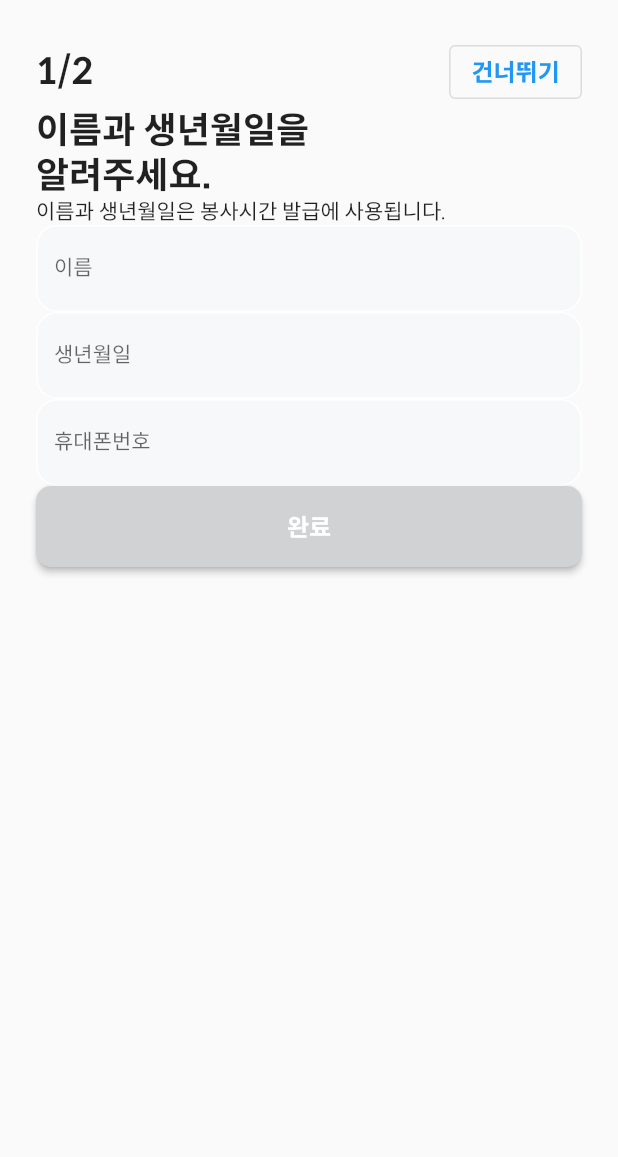
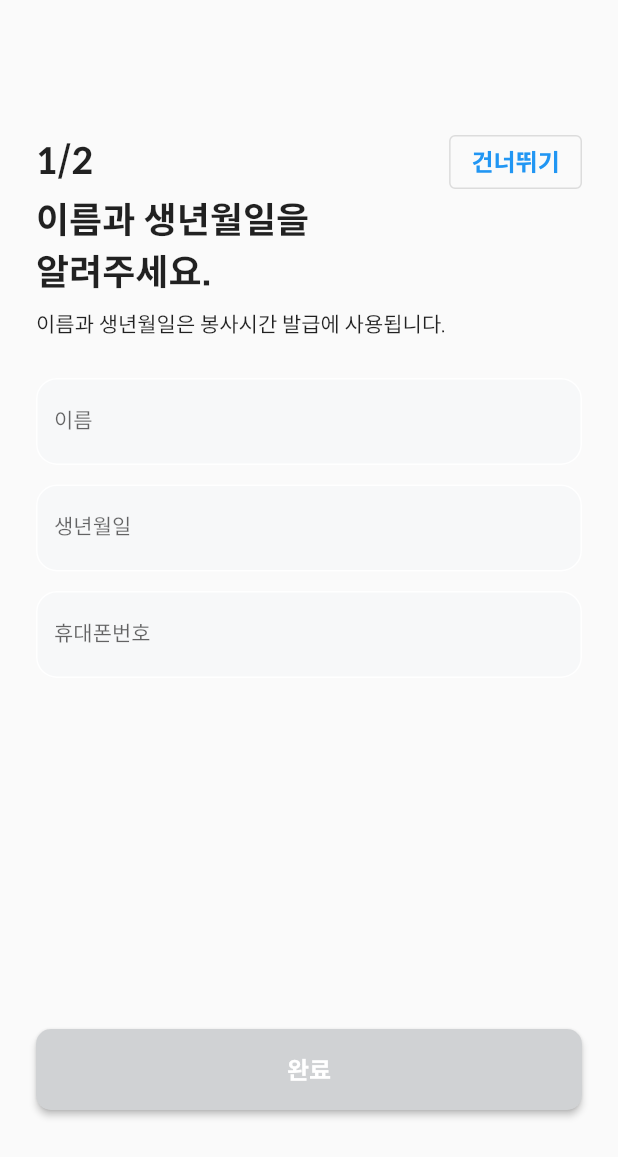
Before and after one commit to SeongYongLee/rurallife_flutter, a Flutter app: the screen it shows after launch, on a phone screen of 412 x 824 dp. Shown: the top 1157 px of the screen. Run offline on Flutter 3.47's test engine with Material 2 defaults, Android fonts, the phone set to English and light mode, and no system bars.

Commit message:
feat: signup page - 단계 이동 로직 구현 components 폴더 구조 변경 signup/step_second 컴포넌트 추가

```diff
--- a/lib/components/signup_button.dart
+++ b/lib/components/common/bottom_button.dart
@@ -1,18 +1,20 @@
 import 'package:flutter/material.dart';
 
-class SignupButton extends StatefulWidget {
+class BottomButton extends StatefulWidget {
   final bool disableButton;
+  final Function click;
 
-  const SignupButton({
+  const BottomButton({
     Key? key,
+    required this.click,
     this.disableButton = false,
   }) : super(key: key);
 
   @override
-  _SignupButtonState createState() => _SignupButtonState();
+  _BottomButtonState createState() => _BottomButtonState();
 }
 
-class _SignupButtonState extends State<SignupButton> {
+class _BottomButtonState extends State<BottomButton> {
   @override
   Widget build(BuildContext context) {
     return ElevatedButton(
@@ -24,7 +26,7 @@ class _SignupButtonState extends State<SignupButton> {
         ),
       ),
       onPressed: () {
-        widget.disableButton ? null : print('goto next page');
+        widget.disableButton ? null : widget.click();
       },
       child: Text('완료'),
     );
--- a/lib/components/signup_text_field.dart
+++ b/lib/components/common/custom_text_field.dart
@@ -1,11 +1,11 @@
 import 'package:flutter/material.dart';
 
-class SignupTextField extends StatefulWidget {
+class CustomTextField extends StatefulWidget {
   final Function model;
   final String labelText;
   final String hintText;
 
-  const SignupTextField({
+  const CustomTextField({
     Key? key,
     required this.model,
     required this.labelText,
@@ -13,10 +13,10 @@ class SignupTextField extends StatefulWidget {
   }) : super(key: key);
 
   @override
-  _SignupTextFieldState createState() => _SignupTextFieldState();
+  _CustomTextFieldState createState() => _CustomTextFieldState();
 }
 
-class _SignupTextFieldState extends State<SignupTextField> {
+class _CustomTextFieldState extends State<CustomTextField> {
   FocusNode _textFieldFocus = FocusNode();
   Color _color = Color(0xFFf7f8f9);
 
--- /dev/null
+++ b/lib/components/signup/index.dart
@@ -0,0 +1,2 @@
+export 'step_first.dart';
+export 'step_second.dart';
--- /dev/null
+++ b/lib/components/signup/step_first.dart
@@ -0,0 +1,117 @@
+import 'package:flutter/material.dart';
+import 'package:rurallife_flutter/components/common/bottom_button.dart';
+import 'package:rurallife_flutter/components/common/custom_text_field.dart';
+
+class StepFirst extends StatefulWidget {
+  final Function next;
+
+  const StepFirst({
+    Key? key,
+    required this.next,
+  }) : super(key: key);
+
+  @override
+  _StepFirstState createState() => _StepFirstState();
+}
+
+class _StepFirstState extends State<StepFirst> {
+  String _name = '';
+  String _birth = '';
+  String _phone = '';
+  bool _disableButton = true;
+
+  void _setDisableButton() {
+    setState(() {
+      _disableButton = _name == '' || _birth == '' || _phone == '';
+    });
+  }
+
+  void _setName(String name) {
+    setState(() {
+      _name = name;
+    });
+    _setDisableButton();
+  }
+
+  void _setBirth(String birth) {
+    setState(() {
+      _birth = birth;
+    });
+    _setDisableButton();
+  }
+
+  void _setPhone(String phone) {
+    setState(() {
+      _phone = phone;
+    });
+    _setDisableButton();
+  }
+
+  @override
+  Widget build(BuildContext context) {
+    return Column(
+      mainAxisAlignment: MainAxisAlignment.spaceBetween,
+      children: [
+        Column(
+          mainAxisAlignment: MainAxisAlignment.start,
+          crossAxisAlignment: CrossAxisAlignment.start,
+          children: [
+            Row(
+              mainAxisAlignment: MainAxisAlignment.spaceBetween,
+              children: [
+                Text(
+                  '1/2',
+                  style: Theme.of(context).textTheme.headline5,
+                ),
+                OutlinedButton(
+                  onPressed: () {
+                    print('건너뛰기');
+                  },
+                  child: Text(
+                    '건너뛰기',
+                  ),
+                )
+              ],
+            ),
+            Text(
+              '이름과 생년월일을',
+              style: Theme.of(context).textTheme.headline5,
+            ),
+            SizedBox(height: 5),
+            Text(
+              '알려주세요.',
+              style: Theme.of(context).textTheme.headline5,
+            ),
+            SizedBox(height: 10),
+            Text(
+              '이름과 생년월일은 봉사시간 발급에 사용됩니다.',
+              style: Theme.of(context).textTheme.subtitle1,
+            ),
+            SizedBox(height: 27),
+            CustomTextField(
+              model: _setName,
+              labelText: '이름',
+              hintText: '이름을 입력해주세요.',
+            ),
+            SizedBox(height: 13),
+            CustomTextField(
+              model: _setBirth,
+              labelText: '생년월일',
+              hintText: '생년월일 6자를 입력해주세요',
+            ),
+            SizedBox(height: 13),
+            CustomTextField(
+              model: _setPhone,
+              labelText: '휴대폰번호',
+              hintText: "'-'없이 입력해주세요",
+            ),
+          ],
+        ),
+        BottomButton(
+          click: widget.next,
+          disableButton: _disableButton,
+        ),
+      ],
+    );
+  }
+}
--- a/lib/main.dart
+++ b/lib/main.dart
@@ -1,6 +1,5 @@
 import 'package:flutter/material.dart';
 import 'package:provider/provider.dart';
-import 'package:rurallife_flutter/pages/signup.dart';
 import 'package:rurallife_flutter/router/index.dart';
 import 'package:rurallife_flutter/state/app.dart';
 import 'rurallife_theme.dart';
--- a/lib/pages/signup.dart
+++ b/lib/pages/signup.dart
@@ -1,6 +1,5 @@
 import 'package:flutter/material.dart';
-import 'package:rurallife_flutter/components/signup_button.dart';
-import 'package:rurallife_flutter/components/signup_text_field.dart';
+import 'package:rurallife_flutter/components/signup/index.dart';
 import 'package:rurallife_flutter/router/index.dart';
 
 class Signup extends StatefulWidget {
@@ -19,88 +18,34 @@ class Signup extends StatefulWidget {
 }
 
 class _SignupState extends State<Signup> {
-  String _name = '';
-  String _birth = '';
-  String _phone = '';
-  bool _disableButton = true;
+  int _step = 0;
 
-  void _setDisableButton() {
+  void _setStepSecond() {
     setState(() {
-      _disableButton = _name == '' || _birth == '' || _phone == '';
+      _step = 1;
     });
-    print(_disableButton);
   }
 
-  void _setName(String name) {
+  void _setStepThird() {
     setState(() {
-      _name = name;
+      _step = 2;
     });
-    _setDisableButton();
-  }
-
-  void _setBirth(String birth) {
-    setState(() {
-      _birth = birth;
-    });
-    _setDisableButton();
-  }
-
-  void _setPhone(String phone) {
-    setState(() {
-      _phone = phone;
-    });
-    _setDisableButton();
   }
 
   @override
   Widget build(BuildContext context) {
     return Scaffold(
       body: Padding(
-        padding: const EdgeInsets.all(24.0),
-        child: Column(
-          mainAxisAlignment: MainAxisAlignment.start,
-          crossAxisAlignment: CrossAxisAlignment.start,
-          children: [
-            Row(
-              mainAxisAlignment: MainAxisAlignment.spaceBetween,
-              children: [
-                Text(
-                  '1/2',
-                  style: Theme.of(context).textTheme.headline5,
-                ),
-                OutlinedButton(
-                  onPressed: () {
-                    print('건너뛰기');
-                  },
-                  child: Text('건너뛰기'),
-                )
-              ],
-            ),
-            Text(
-              '이름과 생년월일을',
-              style: Theme.of(context).textTheme.headline5,
-            ),
-            Text(
-              '알려주세요.',
-              style: Theme.of(context).textTheme.headline5,
-            ),
-            Text(
-              '이름과 생년월일은 봉사시간 발급에 사용됩니다.',
-              style: Theme.of(context).textTheme.subtitle1,
-            ),
-            SignupTextField(
-                model: _setName, labelText: '이름', hintText: '이름을 입력해주세요.'),
-            SignupTextField(
-                model: _setBirth,
-                labelText: '생년월일',
-                hintText: '생년월일 6자를 입력해주세요'),
-            SignupTextField(
-                model: _setPhone, labelText: '휴대폰번호', hintText: "'-'없이 입력해주세요"),
-            SignupButton(
-              disableButton: _disableButton,
-            ),
-          ],
-        ),
+        padding: const EdgeInsets.symmetric(vertical: 84.0, horizontal: 24.0),
+        child: [
+          StepFirst(
+            next: _setStepSecond,
+          ),
+          StepSecond(
+            next: _setStepThird,
+          ),
+          Text('third')
+        ][_step],
       ),
     );
   }
--- a/lib/rurallife_theme.dart
+++ b/lib/rurallife_theme.dart
@@ -18,23 +18,6 @@ class RuralLifeTheme {
     return ThemeData(
       fontFamily: 'SpoqaHanSansNeo',
       brightness: Brightness.light,
-      inputDecorationTheme: const InputDecorationTheme(),
-      checkboxTheme: CheckboxThemeData(
-        fillColor: MaterialStateColor.resolveWith((states) {
-          return Colors.black;
-        }),
-      ),
-      appBarTheme: const AppBarTheme(
-        foregroundColor: Colors.black,
-        backgroundColor: Colors.white,
-      ),
-      floatingActionButtonTheme: const FloatingActionButtonThemeData(
-        foregroundColor: Colors.white,
-        backgroundColor: Colors.black,
-      ),
-      bottomNavigationBarTheme: const BottomNavigationBarThemeData(
-        selectedItemColor: Colors.green,
-      ),
       textTheme: lightTextTheme,
     );
   }
@@ -43,17 +26,6 @@ class RuralLifeTheme {
     return ThemeData(
       fontFamily: 'SpoqaHanSansNeo',
       brightness: Brightness.dark,
-      appBarTheme: AppBarTheme(
-        foregroundColor: Colors.white,
-        backgroundColor: Colors.grey[900],
-      ),
-      floatingActionButtonTheme: const FloatingActionButtonThemeData(
-        foregroundColor: Colors.white,
-        backgroundColor: Colors.green,
-      ),
-      bottomNavigationBarTheme: const BottomNavigationBarThemeData(
-        selectedItemColor: Colors.green,
-      ),
       textTheme: darkTextTheme,
     );
   }
```
Also changed, not shown: lib/components/signup/step_second.dart (added, +89 -0 lines).
